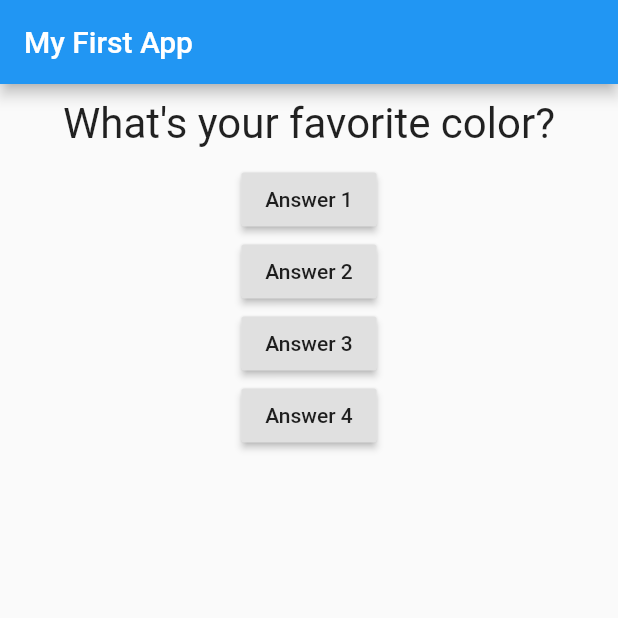
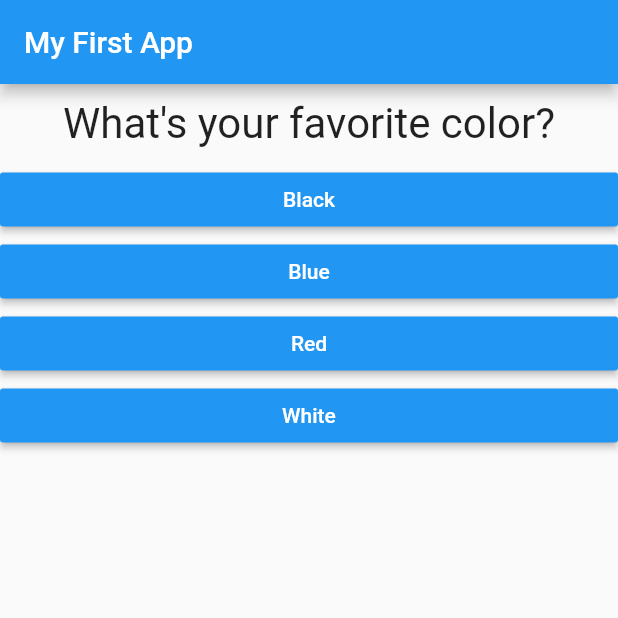
Before and after one commit to estefanofc/FlutterProject, a Flutter app: the screen it shows after launch, on a phone screen of 412 x 824 dp, the top half of it. Run offline on Flutter 3.47's test engine with Material 2 defaults, Android fonts, the phone set to English and light mode, and no system bars.

Commit message:
added answer class

```diff
--- /dev/null
+++ b/lib/answer.dart
@@ -0,0 +1,20 @@
+import 'package:flutter/material.dart';
+
+class Answer extends StatelessWidget {
+  final Function selectHandler;
+  final String answerText;
+  Answer(this.selectHandler, this.answerText);
+
+  @override
+  Widget build(BuildContext context) {
+    return Container(
+      width: double.infinity,
+      child: RaisedButton(
+        color: Colors.blue,
+        textColor: Colors.white,
+        child: Text(answerText),
+        onPressed: selectHandler,
+      ),
+    );
+  }
+}
--- a/lib/main.dart
+++ b/lib/main.dart
@@ -1,12 +1,12 @@
 import 'package:flutter/material.dart';
 import './question.dart';
+import './answer.dart';
 
 void main() => runApp(MyApp());
 
 class MyApp extends StatefulWidget {
   @override
   State<StatefulWidget> createState() {
-    // TODO: implement createState
     return _MyAppState();
   }
 }
@@ -24,8 +24,18 @@ class _MyAppState extends State<MyApp> {
   @override
   Widget build(BuildContext context) {
     var questions = [
-      'What\'s your favorite color?',
-      'What\'s your favorite animal?'
+      {
+        'questionText': 'What\'s your favorite color?',
+        'answers': ['Black', 'Blue', 'Red', 'White']
+      },
+      {
+        'questionText': 'What\'s your favorite animal?',
+        'answers': ['Dog', 'Cat', 'Parrot', 'Tiger']
+      },
+      {
+        'questionText': 'Who\'s your favorite instructor?',
+        'answers': ['Pisan', 'Retik', 'Kool', 'Parsons']
+      },
     ];
     return MaterialApp(
       home: Scaffold(
@@ -35,27 +45,12 @@ class _MyAppState extends State<MyApp> {
         body: Column(
           children: [
             Question(
-              questions[_questionIndex],
+              questions[_questionIndex]['questionText'],
             ),
-            RaisedButton(
-              child: Text('Answer 1'),
-              onPressed: _answerQuestion,
-            ),
-            RaisedButton(
-              child: Text('Answer 2'),
-              onPressed: () => print('Answer 2 Chosn!'),
-            ),
-            RaisedButton(
-              child: Text('Answer 3'),
-              onPressed: () {
-                //sssss
-                print('Answer 3 chosen!');
-              },
-            ),
-            RaisedButton(
-              child: Text('Answer 4'),
-              onPressed: _answerQuestion,
-            ),
+            ...(questions[_questionIndex]['answers'] as List<String>)
+                .map((answer) {
+              return Answer(_answerQuestion, answer);
+            }).toList(),
           ],
         ),
       ),
```
Also changed, not shown: lib/question.dart (line endings or trailing spaces).
